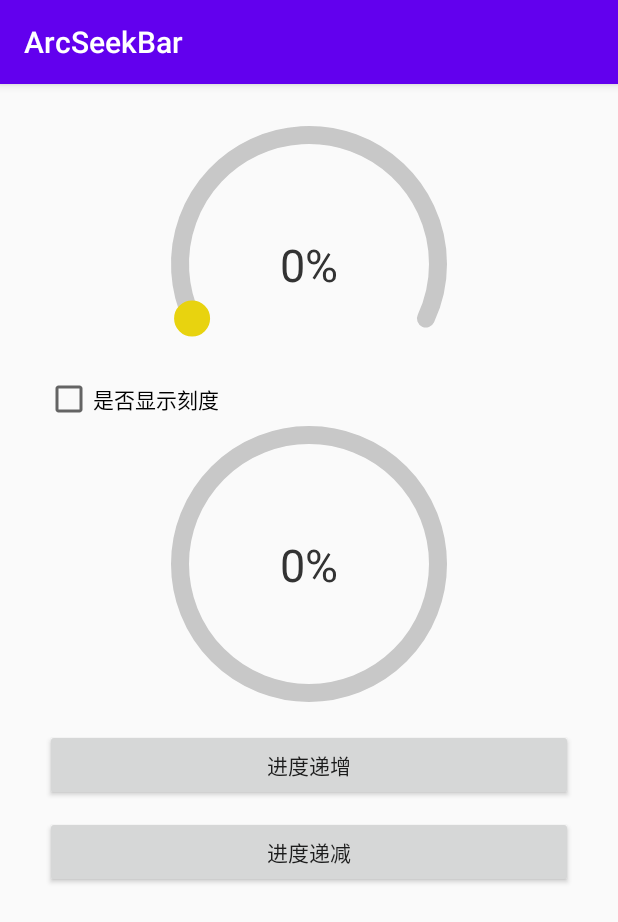
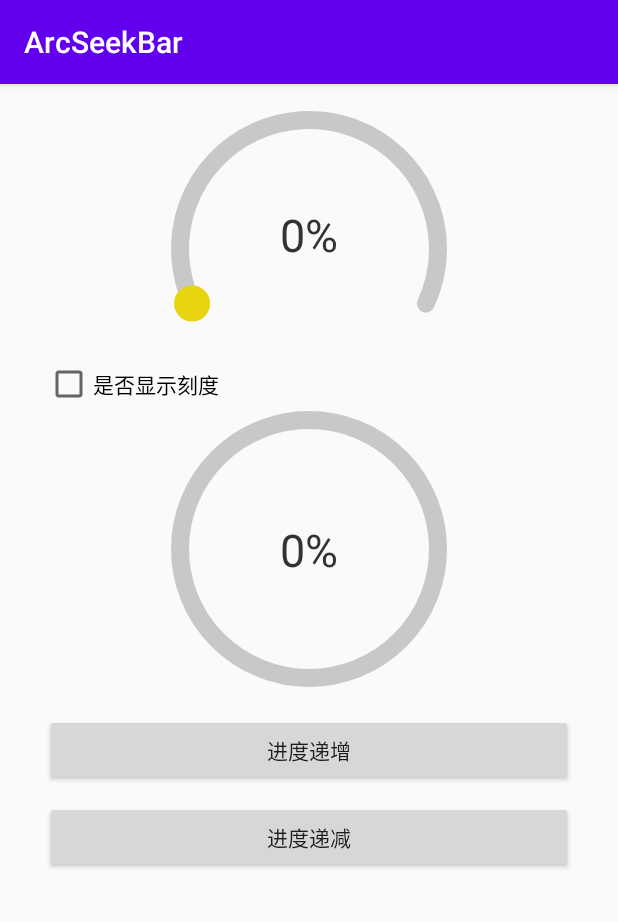
Before and after one commit to jenly1314/ArcSeekBar, an Android app: the screen it shows after launch (MainActivity), on a phone screen of 412 x 824 dp. Shown: the top 922 px of the screen. Run offline under Robolectric (Android 15) with nearby library versions, the phone set to English and light mode, and no system bars.

Commit message:
优化细节

```diff
--- a/app/src/main/res/layout/activity_main.xml
+++ b/app/src/main/res/layout/activity_main.xml
@@ -10,9 +10,10 @@
         android:id="@+id/arcSeekBar1"
         android:layout_width="wrap_content"
         android:layout_height="wrap_content"
-        android:layout_marginTop="20dp"
+        android:layout_marginTop="10dp"
         app:arcStartAngle="155"
         app:arcSweepAngle="230"
+        app:arcLabelPaddingBottom="10dp"
         app:layout_constraintLeft_toLeftOf="parent"
         app:layout_constraintRight_toRightOf="parent"
         app:layout_constraintTop_toTopOf="parent" />
@@ -21,6 +22,7 @@
         android:layout_width="wrap_content"
         android:layout_height="wrap_content"
         app:arcEnabledDrag="false"
+        app:arcEnabledSingle="false"
         app:arcShowThumb="false"
         app:layout_constraintLeft_toLeftOf="parent"
         app:layout_constraintRight_toRightOf="parent"
--- a/versions.gradle
+++ b/versions.gradle
@@ -1,7 +1,7 @@
 //App
 def app_version = [:]
-app_version.versionCode = 1
-app_version.versionName = "1.0.0"
+app_version.versionCode = 2
+app_version.versionName = "1.0.1"
 ext.app_version = app_version
 
 //build version
```
Also changed, not shown: 3 other files.
